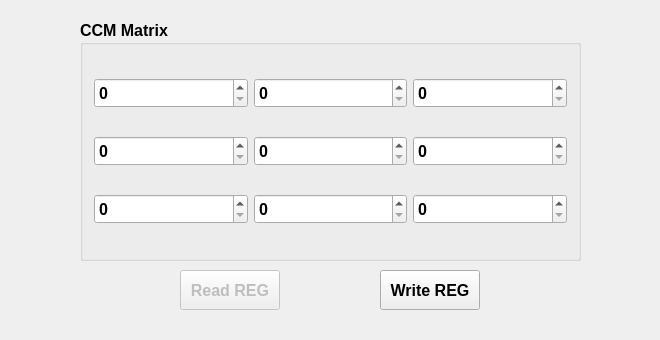
Above: Link_tab/ccm_tab.ui from HuJingwen1211/MCISP before the change. Below: the same form after it.
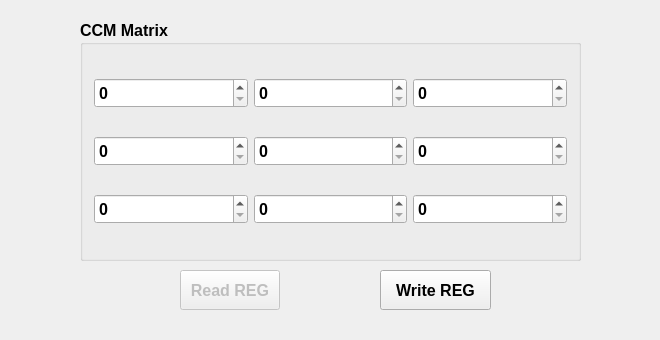
That is the form after the change.

The edit to the form file:
```diff
--- a/Link_tab/ccm_tab.ui
+++ b/Link_tab/ccm_tab.ui
@@ -52,7 +52,7 @@
     <rect>
      <x>380</x>
      <y>270</y>
-     <width>100</width>
+     <width>111</width>
      <height>40</height>
     </rect>
    </property>
```
